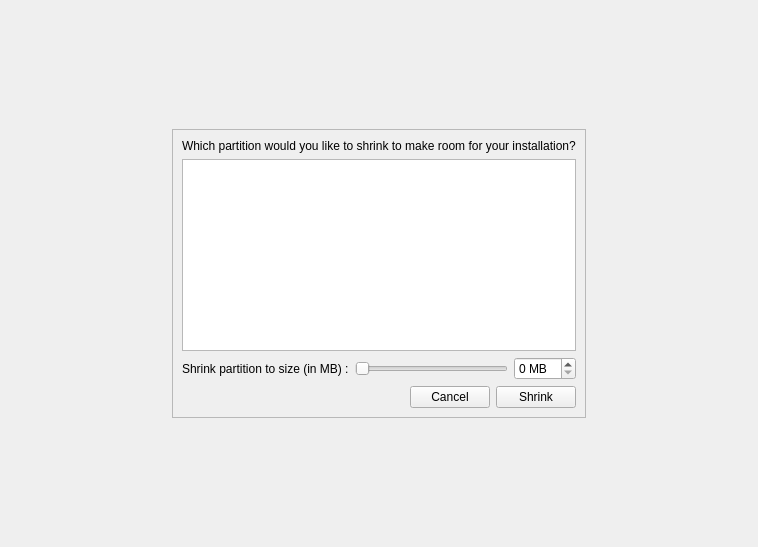
The window that yali/gui/Ui/partitionshrinkwidget.ui (dadas45li/yali) describes before a commit, drawn with Qt 5.
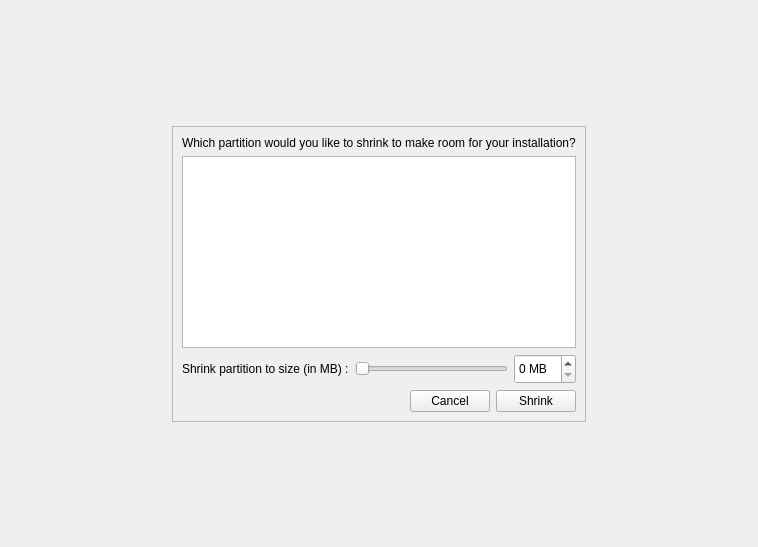
The same window after the commit.

```diff
--- a/yali/gui/Ui/partitionshrinkwidget.ui
+++ b/yali/gui/Ui/partitionshrinkwidget.ui
@@ -102,6 +102,12 @@
       </item>
       <item row="2" column="2">
        <widget class="QSpinBox" name="shrinkMB">
+        <property name="minimumSize">
+         <size>
+          <width>0</width>
+          <height>30</height>
+         </size>
+        </property>
         <property name="suffix">
          <string> MB</string>
         </property>
```
